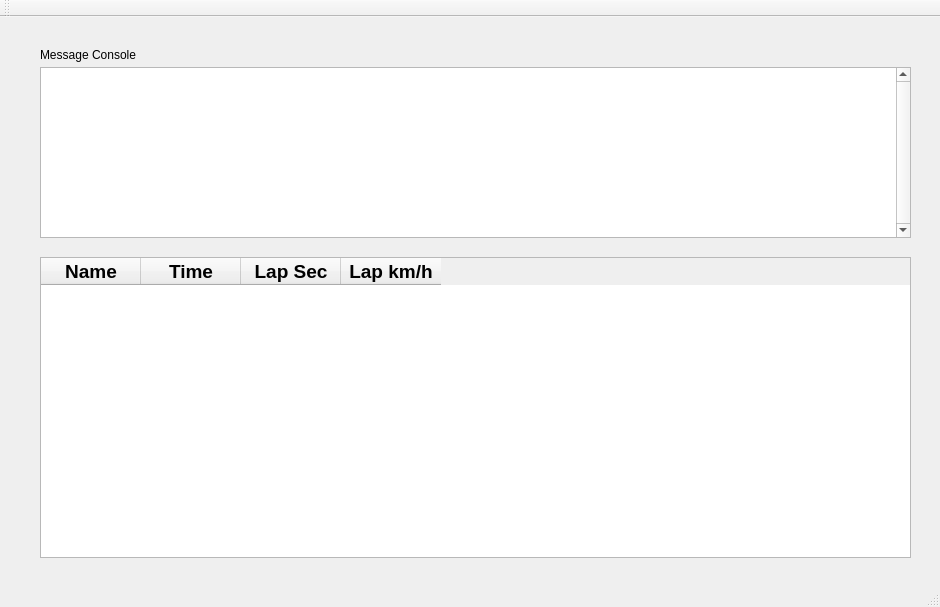
The window that src/fcvtc/mainwindow.ui (icunning/fcvtc) describes before a commit, drawn with Qt 5.
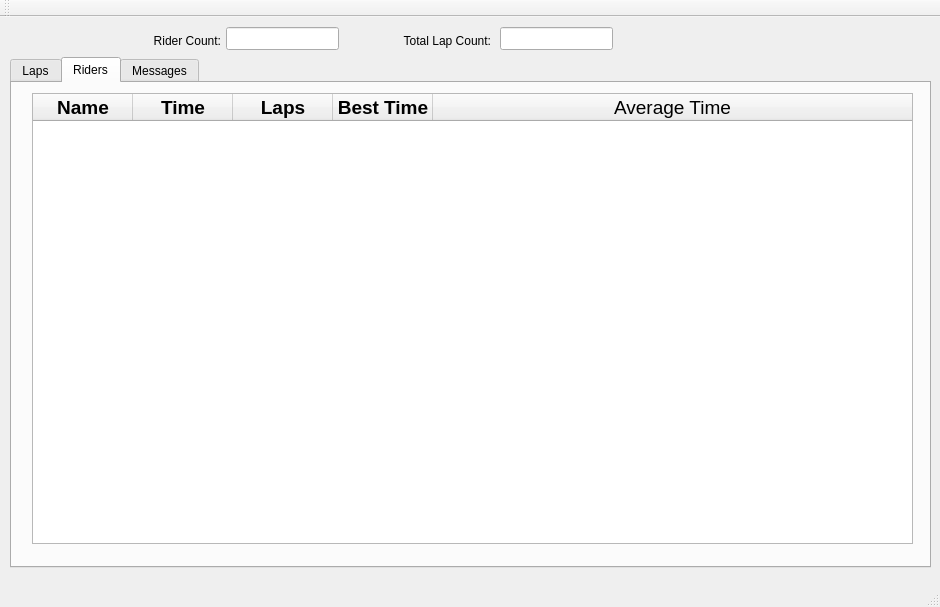
The same window after the commit. The open tabs and pages were chosen to show the change.

Commit message: Put CReader class into separate thread, tested in simulation only

Diff of the .ui file:
```diff
--- a/src/fcvtc/mainwindow.ui
+++ b/src/fcvtc/mainwindow.ui
@@ -20,118 +20,308 @@
    <string>MainWindow</string>
   </property>
   <widget class="QWidget" name="centralWidget">
-   <widget class="QTextEdit" name="messageConsoleTextEdit">
+   <widget class="QLineEdit" name="riderCountLineEdit">
     <property name="geometry">
      <rect>
-      <x>40</x>
-      <y>50</y>
-      <width>871</width>
-      <height>171</height>
+      <x>226</x>
+      <y>10</y>
+      <width>113</width>
+      <height>23</height>
      </rect>
     </property>
-    <property name="acceptDrops">
-     <bool>false</bool>
+    <property name="alignment">
+     <set>Qt::AlignCenter</set>
     </property>
-    <property name="verticalScrollBarPolicy">
-     <enum>Qt::ScrollBarAlwaysOn</enum>
-    </property>
-    <property name="readOnly">
-     <bool>true</bool>
-    </property>
    </widget>
-   <widget class="QLabel" name="messageConsoleLabel">
+   <widget class="QLabel" name="riderCountLabel">
     <property name="geometry">
      <rect>
-      <x>40</x>
-      <y>30</y>
-      <width>501</width>
-      <height>16</height>
+      <x>130</x>
+      <y>14</y>
+      <width>91</width>
+      <height>20</height>
      </rect>
     </property>
     <property name="text">
-     <string>Message Console</string>
+     <string>Rider Count:</string>
     </property>
+    <property name="alignment">
+     <set>Qt::AlignRight|Qt::AlignTrailing|Qt::AlignVCenter</set>
+    </property>
    </widget>
-   <widget class="QTableWidget" name="lapTimesTableWidget">
+   <widget class="QLineEdit" name="lapCountLineEdit">
     <property name="geometry">
      <rect>
-      <x>40</x>
-      <y>240</y>
-      <width>871</width>
-      <height>301</height>
+      <x>500</x>
+      <y>10</y>
+      <width>113</width>
+      <height>23</height>
      </rect>
     </property>
-    <property name="font">
-     <font>
-      <pointsize>12</pointsize>
-     </font>
+    <property name="alignment">
+     <set>Qt::AlignCenter</set>
     </property>
-    <property name="inputMethodHints">
-     <set>Qt::ImhNone</set>
+   </widget>
+   <widget class="QLabel" name="lapCountLabel">
+    <property name="geometry">
+     <rect>
+      <x>370</x>
+      <y>14</y>
+      <width>121</width>
+      <height>20</height>
+     </rect>
     </property>
-    <property name="tabKeyNavigation">
-     <bool>false</bool>
+    <property name="text">
+     <string>Total Lap Count:</string>
     </property>
-    <property name="alternatingRowColors">
-     <bool>true</bool>
+    <property name="alignment">
+     <set>Qt::AlignRight|Qt::AlignTrailing|Qt::AlignVCenter</set>
     </property>
-    <property name="sortingEnabled">
-     <bool>true</bool>
+   </widget>
+   <widget class="QTabWidget" name="tabWidget">
+    <property name="geometry">
+     <rect>
+      <x>10</x>
+      <y>40</y>
+      <width>921</width>
+      <height>511</height>
+     </rect>
     </property>
-    <attribute name="verticalHeaderVisible">
-     <bool>false</bool>
-    </attribute>
-    <attribute name="verticalHeaderDefaultSectionSize">
-     <number>52</number>
-    </attribute>
-    <column>
-     <property name="text">
-      <string>Name</string>
-     </property>
-     <property name="font">
-      <font>
-       <pointsize>14</pointsize>
-       <weight>75</weight>
-       <bold>true</bold>
-      </font>
-     </property>
-    </column>
-    <column>
-     <property name="text">
-      <string>Time</string>
-     </property>
-     <property name="font">
-      <font>
-       <pointsize>14</pointsize>
-       <weight>75</weight>
-       <bold>true</bold>
-      </font>
-     </property>
-    </column>
-    <column>
-     <property name="text">
-      <string>Lap Sec</string>
-     </property>
-     <property name="font">
-      <font>
-       <pointsize>14</pointsize>
-       <weight>75</weight>
-       <bold>true</bold>
-      </font>
-     </property>
-    </column>
-    <column>
-     <property name="text">
-      <string>Lap km/h</string>
-     </property>
-     <property name="font">
-      <font>
-       <pointsize>14</pointsize>
-       <weight>75</weight>
-       <bold>true</bold>
-      </font>
-     </property>
-    </column>
+    <property name="currentIndex">
+     <number>0</number>
+    </property>
+    <widget class="QWidget" name="lapsTab">
+     <attribute name="title">
+      <string>Laps</string>
+     </attribute>
+     <widget class="QTableWidget" name="lapsTableWidget">
+      <property name="geometry">
+       <rect>
+        <x>20</x>
+        <y>10</y>
+        <width>881</width>
+        <height>451</height>
+       </rect>
+      </property>
+      <property name="font">
+       <font>
+        <pointsize>12</pointsize>
+        <stylestrategy>PreferAntialias</stylestrategy>
+       </font>
+      </property>
+      <property name="inputMethodHints">
+       <set>Qt::ImhNone</set>
+      </property>
+      <property name="tabKeyNavigation">
+       <bool>false</bool>
+      </property>
+      <property name="alternatingRowColors">
+       <bool>true</bool>
+      </property>
+      <property name="sortingEnabled">
+       <bool>true</bool>
+      </property>
+      <property name="cornerButtonEnabled">
+       <bool>false</bool>
+      </property>
+      <attribute name="horizontalHeaderHighlightSections">
+       <bool>true</bool>
+      </attribute>
+      <attribute name="horizontalHeaderStretchLastSection">
+       <bool>true</bool>
+      </attribute>
+      <attribute name="verticalHeaderVisible">
+       <bool>false</bool>
+      </attribute>
+      <attribute name="verticalHeaderDefaultSectionSize">
+       <number>52</number>
+      </attribute>
+      <attribute name="verticalHeaderShowSortIndicator" stdset="0">
+       <bool>true</bool>
+      </attribute>
+      <column>
+       <property name="text">
+        <string>Name</string>
+       </property>
+       <property name="font">
+        <font>
+         <pointsize>14</pointsize>
+         <weight>75</weight>
+         <bold>true</bold>
+        </font>
+       </property>
+      </column>
+      <column>
+       <property name="text">
+        <string>Time</string>
+       </property>
+       <property name="font">
+        <font>
+         <pointsize>14</pointsize>
+         <weight>75</weight>
+         <bold>true</bold>
+        </font>
+       </property>
+      </column>
+      <column>
+       <property name="text">
+        <string>Lap Sec</string>
+       </property>
+       <property name="font">
+        <font>
+         <pointsize>14</pointsize>
+         <weight>75</weight>
+         <bold>true</bold>
+        </font>
+       </property>
+      </column>
+      <column>
+       <property name="text">
+        <string>Lap km/h</string>
+       </property>
+       <property name="font">
+        <font>
+         <pointsize>14</pointsize>
+         <weight>75</weight>
+         <bold>true</bold>
+        </font>
+       </property>
+      </column>
+     </widget>
+    </widget>
+    <widget class="QWidget" name="ridersTab">
+     <attribute name="title">
+      <string>Riders</string>
+     </attribute>
+     <widget class="QTableWidget" name="ridersTableWidget">
+      <property name="geometry">
+       <rect>
+        <x>20</x>
+        <y>10</y>
+        <width>881</width>
+        <height>451</height>
+       </rect>
+      </property>
+      <property name="font">
+       <font>
+        <pointsize>12</pointsize>
+        <stylestrategy>PreferAntialias</stylestrategy>
+       </font>
+      </property>
+      <property name="inputMethodHints">
+       <set>Qt::ImhNone</set>
+      </property>
+      <property name="tabKeyNavigation">
+       <bool>false</bool>
+      </property>
+      <property name="alternatingRowColors">
+       <bool>true</bool>
+      </property>
+      <property name="sortingEnabled">
+       <bool>true</bool>
+      </property>
+      <property name="cornerButtonEnabled">
+       <bool>false</bool>
+      </property>
+      <attribute name="horizontalHeaderHighlightSections">
+       <bool>true</bool>
+      </attribute>
+      <attribute name="horizontalHeaderStretchLastSection">
+       <bool>true</bool>
+      </attribute>
+      <attribute name="verticalHeaderVisible">
+       <bool>false</bool>
+      </attribute>
+      <attribute name="verticalHeaderDefaultSectionSize">
+       <number>52</number>
+      </attribute>
+      <attribute name="verticalHeaderShowSortIndicator" stdset="0">
+       <bool>true</bool>
+      </attribute>
+      <column>
+       <property name="text">
+        <string>Name</string>
+       </property>
+       <property name="font">
+        <font>
+         <pointsize>14</pointsize>
+         <weight>75</weight>
+         <bold>true</bold>
+        </font>
+       </property>
+      </column>
+      <column>
+       <property name="text">
+        <string>Time</string>
+       </property>
+       <property name="font">
+        <font>
+         <pointsize>14</pointsize>
+         <weight>75</weight>
+         <bold>true</bold>
+        </font>
+       </property>
+      </column>
+      <column>
+       <property name="text">
+        <string>Laps</string>
+       </property>
+       <property name="font">
+        <font>
+         <pointsize>14</pointsize>
+         <weight>75</weight>
+         <bold>true</bold>
+        </font>
+       </property>
+      </column>
+      <column>
+       <property name="text">
+        <string>Best Time</string>
+       </property>
+       <property name="font">
+        <font>
+         <pointsize>14</pointsize>
+         <weight>75</weight>
+         <bold>true</bold>
+        </font>
+       </property>
+      </column>
+      <column>
+       <property name="text">
+        <string>Average Time</string>
+       </property>
+       <property name="font">
+        <font>
+         <pointsize>14</pointsize>
+        </font>
+       </property>
+      </column>
+     </widget>
+    </widget>
+    <widget class="QWidget" name="messagesTab">
+     <attribute name="title">
+      <string>Messages</string>
+     </attribute>
+     <widget class="QTextEdit" name="messageConsoleTextEdit">
+      <property name="geometry">
+       <rect>
+        <x>10</x>
+        <y>10</y>
+        <width>901</width>
+        <height>451</height>
+       </rect>
+      </property>
+      <property name="acceptDrops">
+       <bool>false</bool>
+      </property>
+      <property name="verticalScrollBarPolicy">
+       <enum>Qt::ScrollBarAlwaysOn</enum>
+      </property>
+      <property name="readOnly">
+       <bool>true</bool>
+      </property>
+     </widget>
+    </widget>
    </widget>
   </widget>
   <widget class="QMenuBar" name="menuBar">
```
The commit also changes 3 other files.
